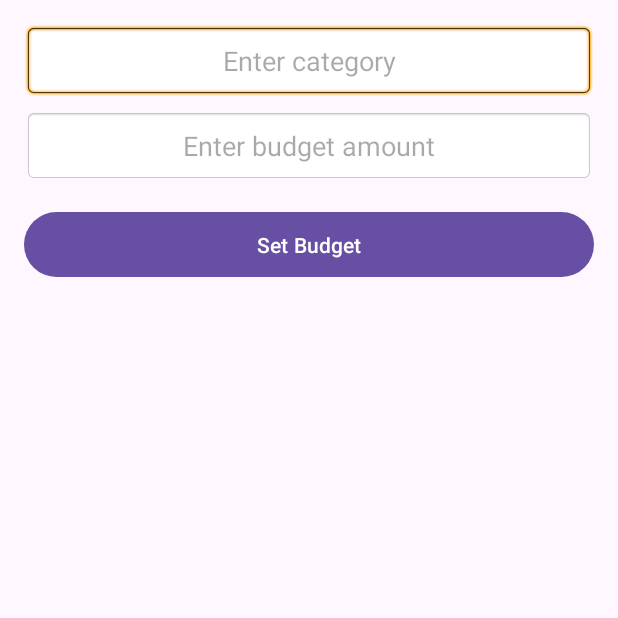
After one commit to alabink/asm, an Android app: the SetBudgetActivity screen opened directly, with no data from a screen before it, on a phone screen of 412 x 824 dp, the top half of it. The commit adds this screen. Run offline under Robolectric (Android 15) with nearby library versions, the phone set to English and light mode, and no system bars; Roboto replaces fonts that are not available here.

Commit message:
update pnlinh

```diff
--- /dev/null
+++ b/app/src/main/java/com/example/todolistse06302/BudgetAdapter.java
@@ -0,0 +1,49 @@
+package com.example.todolistse06302;
+
+import android.view.LayoutInflater;
+import android.view.View;
+import android.view.ViewGroup;
+import android.widget.TextView;
+import androidx.annotation.NonNull;
+import androidx.recyclerview.widget.RecyclerView;
+import java.util.List;
+
+public class BudgetAdapter extends RecyclerView.Adapter<BudgetAdapter.BudgetViewHolder> {
+    private List<String[]> budgetList;
+
+    public BudgetAdapter(List<String[]> budgetList) {
+        this.budgetList = budgetList;
+    }
+
+    @NonNull
+    @Override
+    public BudgetViewHolder onCreateViewHolder(@NonNull ViewGroup parent, int viewType) {
+        View view = LayoutInflater.from(parent.getContext()).inflate(R.layout.item_budget, parent, false);
+        return new BudgetViewHolder(view);
+    }
+
+    @Override
+    public void onBindViewHolder(@NonNull BudgetViewHolder holder, int position) {
+        String[] budget = budgetList.get(position);
+        holder.tvCategory.setText(budget[0]);
+        holder.tvAmount.setText(budget[1] + " VND");
+    }
+
+    @Override
+    public int getItemCount() {
+        return budgetList.size();
+    }
+
+    public static class BudgetViewHolder extends RecyclerView.ViewHolder {
+        TextView tvCategory, tvAmount;
+
+        public BudgetViewHolder(View itemView) {
+            super(itemView);
+            tvCategory = itemView.findViewById(R.id.tvBudgetCategory);
+            tvAmount = itemView.findViewById(R.id.tvBudgetAmount);
+        }
+    }
+    public interface OnBudgetDeleteListener {
+        void onDeleteBudget(String category);
+    }
+}
--- a/app/src/main/java/com/example/todolistse06302/HomeScreen.java
+++ b/app/src/main/java/com/example/todolistse06302/HomeScreen.java
@@ -51,6 +51,10 @@ public class HomeScreen extends AppCompatActivity {
                 // Chuyển đến Activity Profile khi user click vào
                 startActivity(new Intent(HomeScreen.this, Profile.class));
                 return true;
+            } else if (item.getItemId() == R.id.navigation_setbugdget) {
+                // Chuyển đến Activity Profile khi user click vào
+                startActivity(new Intent(HomeScreen.this, SetBudgetActivity.class));
+                return true;
             }
             return false;
         });
--- /dev/null
+++ b/app/src/main/java/com/example/todolistse06302/SetBudgetActivity.java
@@ -0,0 +1,72 @@
+package com.example.todolistse06302;
+
+import android.os.Bundle;
+import android.view.View;
+import android.widget.Button;
+import android.widget.EditText;
+import android.widget.Toast;
+import androidx.appcompat.app.AppCompatActivity;
+import androidx.recyclerview.widget.LinearLayoutManager;
+import androidx.recyclerview.widget.RecyclerView;
+import com.example.todolistse06302.database.DatabaseHelper;
+import java.util.List;
+
+public class SetBudgetActivity extends AppCompatActivity {
+    private EditText editBudgetCategory, editBudgetAmount;
+    private Button btnSetBudget;
+    private RecyclerView rvBudgets;
+    private BudgetAdapter budgetAdapter;
+    private DatabaseHelper dbHelper;
+    private List<String[]> budgetList;
+
+    @Override
+    protected void onCreate(Bundle savedInstanceState) {
+        super.onCreate(savedInstanceState);
+        setContentView(R.layout.activity_set_budget);
+
+        // Khởi tạo database
+        dbHelper = new DatabaseHelper(this);
+
+        // XÓA TOÀN BỘ NGÂN SÁCH KHI MỞ APP
+        dbHelper.clearAllBudgets();
+
+        // Ánh xạ view
+        editBudgetCategory = findViewById(R.id.editBudgetCategory);
+        editBudgetAmount = findViewById(R.id.editBudgetAmount);
+        btnSetBudget = findViewById(R.id.btnSetBudget);
+        rvBudgets = findViewById(R.id.rvBudgets);
+
+        // Cấu hình RecyclerView
+        budgetList = dbHelper.getAllBudgets();
+        budgetAdapter = new BudgetAdapter(budgetList);
+        rvBudgets.setLayoutManager(new LinearLayoutManager(this));
+        rvBudgets.setAdapter(budgetAdapter);
+
+        // Xử lý sự kiện khi bấm nút Set Budget
+        btnSetBudget.setOnClickListener(new View.OnClickListener() {
+            @Override
+            public void onClick(View v) {
+                String category = editBudgetCategory.getText().toString().trim();
+                String amountStr = editBudgetAmount.getText().toString().trim();
+
+                if (category.isEmpty() || amountStr.isEmpty()) {
+                    Toast.makeText(SetBudgetActivity.this, "Vui lòng nhập đủ thông tin!", Toast.LENGTH_SHORT).show();
+                    return;
+                }
+
+                try {
+                    double amount = Double.parseDouble(amountStr);
+                    dbHelper.setBudget(category, amount);
+                    Toast.makeText(SetBudgetActivity.this, "Đã đặt ngân sách thành công!", Toast.LENGTH_SHORT).show();
+
+                    // Cập nhật danh sách ngân sách
+                    budgetList.clear();
+                    budgetList.addAll(dbHelper.getAllBudgets());
+                    budgetAdapter.notifyDataSetChanged();
+                } catch (NumberFormatException e) {
+                    Toast.makeText(SetBudgetActivity.this, "Số tiền không hợp lệ!", Toast.LENGTH_SHORT).show();
+                }
+            }
+        });
+    }
+}
--- /dev/null
+++ b/app/src/main/res/layout/activity_set_budget.xml
@@ -0,0 +1,62 @@
+<?xml version="1.0" encoding="utf-8"?>
+<androidx.constraintlayout.widget.ConstraintLayout
+    xmlns:android="http://schemas.android.com/apk/res/android"
+    xmlns:app="http://schemas.android.com/apk/res-auto"
+    xmlns:tools="http://schemas.android.com/tools"
+    android:layout_width="match_parent"
+    android:layout_height="match_parent"
+    tools:context=".SetBudgetActivity">
+
+    <EditText
+        android:id="@+id/editBudgetCategory"
+        android:layout_width="0dp"
+        android:layout_height="wrap_content"
+        android:layout_marginHorizontal="16dp"
+        android:layout_marginTop="16dp"
+        android:padding="12dp"
+        android:gravity="center"
+        android:background="@android:drawable/editbox_background"
+        android:hint="Enter category"
+        app:layout_constraintEnd_toEndOf="parent"
+        app:layout_constraintStart_toStartOf="parent"
+        app:layout_constraintTop_toTopOf="parent" />
+
+    <EditText
+        android:id="@+id/editBudgetAmount"
+        android:layout_width="0dp"
+        android:layout_height="wrap_content"
+        android:layout_marginHorizontal="16dp"
+        android:layout_marginTop="8dp"
+        android:padding="12dp"
+        android:gravity="center"
+        android:background="@android:drawable/editbox_background"
+        android:hint="Enter budget amount"
+        android:inputType="numberDecimal"
+        app:layout_constraintEnd_toEndOf="parent"
+        app:layout_constraintStart_toStartOf="parent"
+        app:layout_constraintTop_toBottomOf="@id/editBudgetCategory" />
+
+    <Button
+        android:id="@+id/btnSetBudget"
+        android:layout_width="0dp"
+        android:layout_height="wrap_content"
+        android:layout_marginHorizontal="16dp"
+        android:layout_marginTop="16dp"
+        android:padding="12dp"
+        android:text="Set Budget"
+        app:layout_constraintEnd_toEndOf="parent"
+        app:layout_constraintStart_toStartOf="parent"
+        app:layout_constraintTop_toBottomOf="@id/editBudgetAmount" />
+
+    <!-- RecyclerView để hiển thị danh sách ngân sách -->
+    <androidx.recyclerview.widget.RecyclerView
+        android:id="@+id/rvBudgets"
+        android:layout_width="0dp"
+        android:layout_height="0dp"
+        android:layout_marginTop="16dp"
+        app:layout_constraintTop_toBottomOf="@id/btnSetBudget"
+        app:layout_constraintStart_toStartOf="parent"
+        app:layout_constraintEnd_toEndOf="parent"
+        app:layout_constraintBottom_toBottomOf="parent"/>
+
+</androidx.constraintlayout.widget.ConstraintLayout>
--- a/app/src/main/res/menu/menu_main.xml
+++ b/app/src/main/res/menu/menu_main.xml
@@ -11,4 +11,8 @@
         android:id="@+id/navigation_profile"
         android:icon="@drawable/ic_profile"
         android:title="Profile" />
+    <item
+        android:id="@+id/navigation_setbugdget"
+        android:icon="@drawable/ic_expense"
+        android:title="Set Budget" />
 </menu>
--- a/gradle/libs.versions.toml
+++ b/gradle/libs.versions.toml
@@ -1,5 +1,5 @@
 [versions]
-agp = "8.9.0"
+agp = "8.7.3"
 junit = "4.13.2"
 junitVersion = "1.2.1"
 espressoCore = "3.6.1"
```
Also changed, not shown: app/src/main/AndroidManifest.xml (+9 -0 lines), app/src/main/java/com/example/todolistse06302/database/DatabaseHelper.java (+103 -6 lines), app/src/main/res/layout/item_budget.xml (added, +22 -0 lines), gradle/wrapper/gradle-wrapper.properties.
